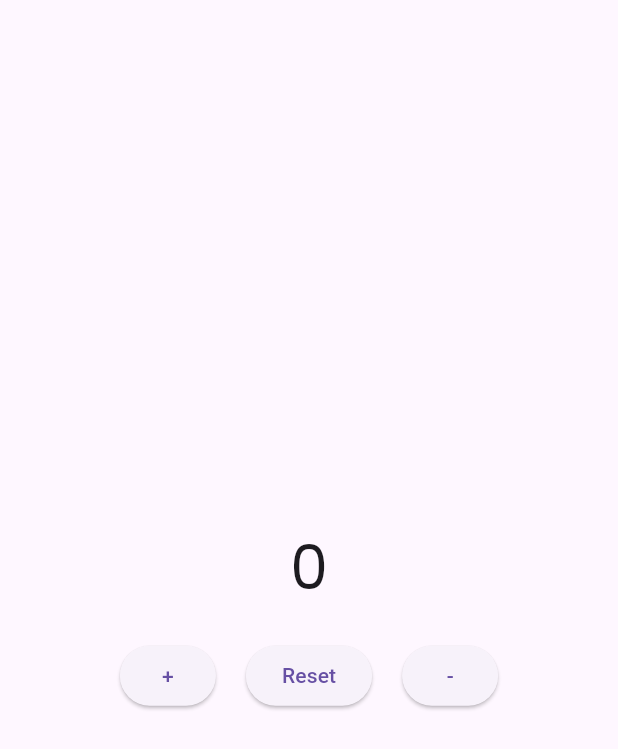
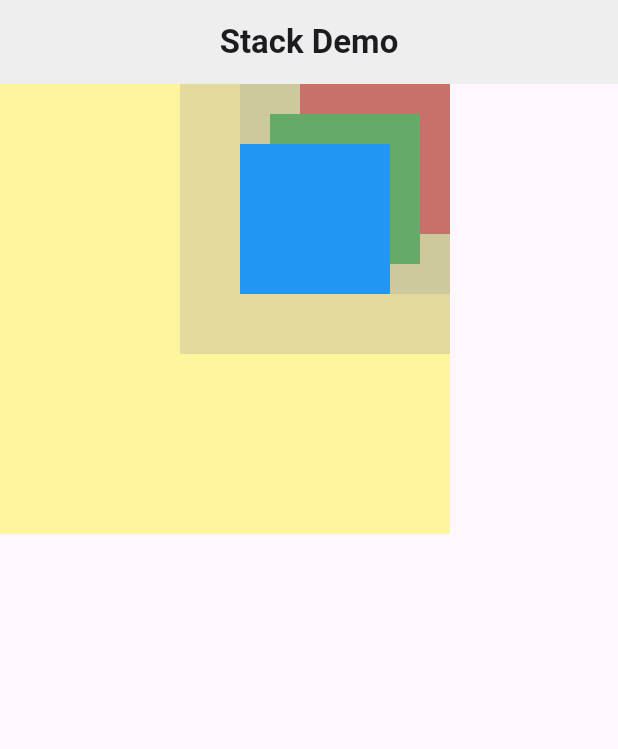
Before and after one commit to exasrin/flutter-app, a Flutter app: the screen it shows after launch, on a phone screen of 412 x 824 dp. Shown: the top 749 px of the screen. Run offline on Flutter 3.47's test engine with Material 3 defaults, Android fonts, the light colour scheme and no system bars; our stand-ins replace google_fonts.

Commit message:
[ADD] layout widget stack

```diff
--- a/lib/main_page.dart
+++ b/lib/main_page.dart
@@ -1,64 +1,56 @@
+import 'package:flutter/cupertino.dart';
 import 'package:flutter/material.dart';
+import 'package:flutter/widgets.dart';
 import 'package:google_fonts/google_fonts.dart';
 
-class MainPage extends StatefulWidget {
+class MainPage extends StatelessWidget {
   const MainPage({super.key});
 
   @override
-  State<MainPage> createState() => _MainPageState();
-}
-
-class _MainPageState extends State<MainPage> {
-  int number = 0;
-  @override
   Widget build(BuildContext context) {
     return Scaffold(
-      body: Center(
-        child: Column(
-          mainAxisAlignment: MainAxisAlignment.center,
+      appBar: AppBar(
+        backgroundColor: Colors.grey.shade200,
+        title: const Center(
+            child: Text(
+          "Stack Demo",
+          style: TextStyle(fontWeight: FontWeight.bold),
+        )),
+      ),
+      body: Container(
+        height: 300,
+        width: 300,
+        color: Colors.yellow.shade200,
+        child: Stack(
+          alignment: Alignment.topRight,
           children: [
-            Text(
-              '$number',
-              style: GoogleFonts.poppins(fontSize: 40),
+            Container(
+              color: Colors.grey.withOpacity(0.3),
+              child: Container(
+                margin: const EdgeInsets.all(0),
+                height: 100,
+                width: 100,
+                color: Colors.red,
+              ),
             ),
-            const SizedBox(
-              height: 20,
+            Container(
+              color: Colors.grey.withOpacity(0.3),
+              child: Container(
+                margin: const EdgeInsets.all(20),
+                height: 100,
+                width: 100,
+                color: Colors.green,
+              ),
             ),
-            Row(
-              mainAxisAlignment: MainAxisAlignment.center,
-              children: [
-                ElevatedButton(
-                  onPressed: () {
-                    setState(() {
-                      number++;
-                    });
-                  },
-                  child: const Text("+"),
-                ),
-                const SizedBox(
-                  width: 20,
-                ),
-                ElevatedButton(
-                  onPressed: () {
-                    setState(() {
-                      number = 0;
-                    });
-                  },
-                  child: const Text("Reset"),
-                ),
-                const SizedBox(
-                  width: 20,
-                ),
-                ElevatedButton(
-                  onPressed: () {
-                    setState(() {
-                      number <= 0 ? number = 0 : number--;
-                    });
-                  },
-                  child: const Text("-"),
-                )
-              ],
-            )
+            Container(
+              color: Colors.grey.withOpacity(0.3),
+              child: Container(
+                margin: const EdgeInsets.all(40),
+                height: 100,
+                width: 100,
+                color: Colors.blue,
+              ),
+            ),
           ],
         ),
       ),
```
